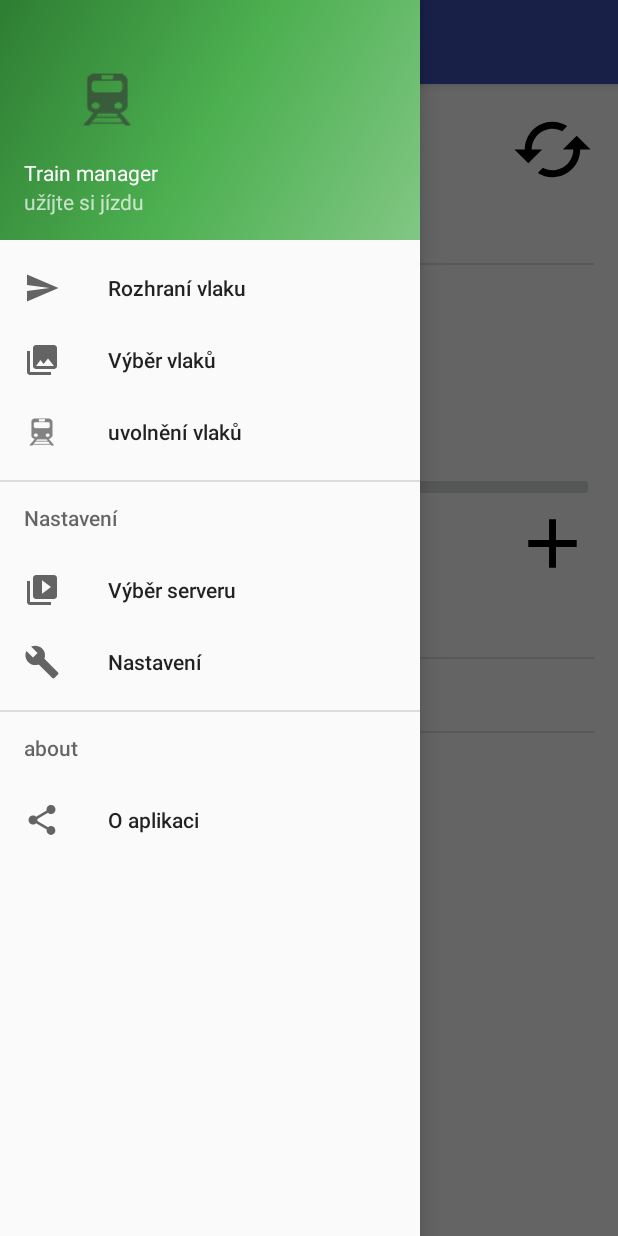
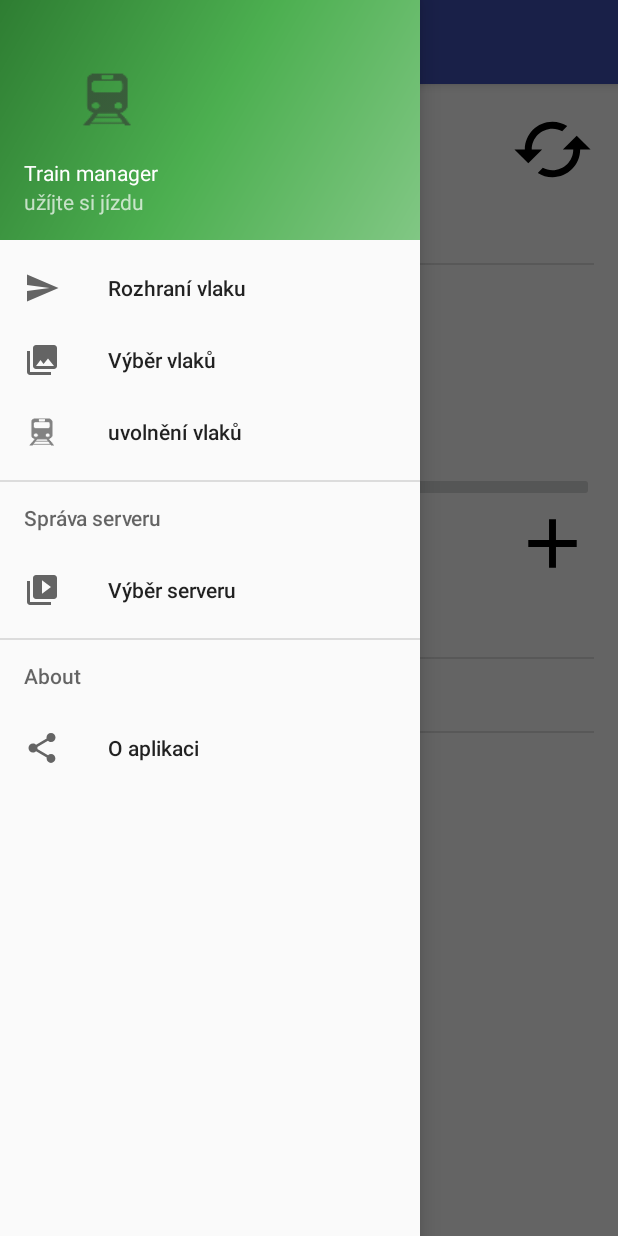
Before and after one commit to kmzbrnoI/hJOPandroidDriver, an Android app: the screen it shows after launch (MainActivity), with the side drawer open, on a phone screen of 412 x 824 dp. Run offline under Robolectric (Android 15) with nearby library versions, the phone set to English and light mode, and no system bars; our stand-ins replace EventBus.

Commit message:
remove settings and change String "uvolnit"

```diff
--- a/app/src/main/java/cz/mendelu/xmarik/train_manager/About.java
+++ b/app/src/main/java/cz/mendelu/xmarik/train_manager/About.java
@@ -67,9 +67,6 @@ public class About extends AppCompatActivity
         } else if (id == R.id.nav_about) {
             DrawerLayout drawer = (DrawerLayout) findViewById(R.id.drawer_layout);
             drawer.closeDrawer(GravityCompat.START);
-        } else if (id == R.id.nav_settings) {
-            Intent intent = new Intent(this, Settings.class);
-            startActivity(intent);
         } else if (id == R.id.nav_train_manage) {
             if(ServerList.getInstance().getActiveServer() == null) {
                 Toast.makeText(getApplicationContext(),
--- a/app/src/main/java/cz/mendelu/xmarik/train_manager/MainActivity.java
+++ b/app/src/main/java/cz/mendelu/xmarik/train_manager/MainActivity.java
@@ -334,9 +334,6 @@ public class MainActivity extends AppCompatActivity
         } else if (id == R.id.nav_about) {
             Intent intent = new Intent(this, About.class);
             startActivity(intent);
-        } else if (id == R.id.nav_settings) {
-            Intent intent = new Intent(this, Settings.class);
-            startActivity(intent);
         } else if (id == R.id.nav_train_manage) {
             if(ServerList.getInstance().getActiveServer() == null) {
                 Toast.makeText(getApplicationContext(),
--- a/app/src/main/java/cz/mendelu/xmarik/train_manager/Servers.java
+++ b/app/src/main/java/cz/mendelu/xmarik/train_manager/Servers.java
@@ -267,10 +267,6 @@ public class Servers extends AppCompatActivity
             Intent intent = new Intent(this, About.class);
             startActivity(intent);
 
-        } else if (id == R.id.nav_settings) {
-            Intent intent = new Intent(this, Settings.class);
-            startActivity(intent);
-
         } else if (id == R.id.nav_train_manage) {
             Intent intent = new Intent(this, TrainHandler.class);
             startActivity(intent);
--- a/app/src/main/java/cz/mendelu/xmarik/train_manager/Settings.java
+++ b/app/src/main/java/cz/mendelu/xmarik/train_manager/Settings.java
@@ -175,10 +175,6 @@ public class Settings extends AppCompatActivity
             Intent intent = new Intent(this, About.class);
             startActivity(intent);
 
-        } else if (id == R.id.nav_settings) {
-            Intent intent = new Intent(this, Settings.class);
-            startActivity(intent);
-
         } else if (id == R.id.nav_train_manage) {
             if(ServerList.getInstance().getActiveServer() == null) {
                 Toast.makeText(getApplicationContext(),
--- a/app/src/main/java/cz/mendelu/xmarik/train_manager/TrainHandler.java
+++ b/app/src/main/java/cz/mendelu/xmarik/train_manager/TrainHandler.java
@@ -748,10 +748,6 @@ public class TrainHandler extends AppCompatActivity
             Intent intent = new Intent(this, About.class);
             startActivity(intent);
 
-        } else if (id == R.id.nav_settings) {
-            Intent intent = new Intent(this, Settings.class);
-            startActivity(intent);
-
         } else if (id == R.id.nav_train_manage) {
             DrawerLayout drawer = (DrawerLayout) findViewById(R.id.drawer_layout);
             drawer.closeDrawer(GravityCompat.START);
--- a/app/src/main/java/cz/mendelu/xmarik/train_manager/Trains_box.java
+++ b/app/src/main/java/cz/mendelu/xmarik/train_manager/Trains_box.java
@@ -207,7 +207,7 @@ public class Trains_box extends AppCompatActivity
                                     ContextMenu.ContextMenuInfo menuInfo) {
         if (v.getId() == R.id.farServers) {
             AdapterView.AdapterContextMenuInfo info = (AdapterView.AdapterContextMenuInfo) menuInfo;
-            String[] menuItems = {"info", "přejít k řízení", "uvolnit"};
+            String[] menuItems = {"info", "přejít k řízení", "Uvolnit"};
             for (int i = 0; i < menuItems.length; i++) {
                 menu.add(Menu.NONE, i, i, menuItems[i]);
             }
@@ -301,10 +301,6 @@ public class Trains_box extends AppCompatActivity
             Intent intent = new Intent(this, About.class);
             startActivity(intent);
 
-        } else if (id == R.id.nav_settings) {
-            Intent intent = new Intent(this, Settings.class);
-            startActivity(intent);
-
         } else if (id == R.id.nav_train_manage) {
             Intent intent = new Intent(this, TrainHandler.class);
             startActivity(intent);
--- a/app/src/main/res/layout/content_ack_trains.xml
+++ b/app/src/main/res/layout/content_ack_trains.xml
@@ -27,7 +27,7 @@
             android:longClickable="true" />
 
         <Button
-            android:text="uvolnit"
+            android:text="@string/uvolnit"
             android:layout_width="match_parent"
             android:layout_height="wrap_content"
             android:id="@+id/trainBoxButton"
--- a/app/src/main/res/menu/activity_main_drawer.xml
+++ b/app/src/main/res/menu/activity_main_drawer.xml
@@ -15,20 +15,16 @@
             android:icon="@drawable/ic_train_black"
             android:title="uvolnění vlaků" />
 
-        <item android:title="Nastavení">
+        <item android:title="Správa serveru">
             <menu>
                 <item
                     android:id="@+id/nav_server"
                     android:icon="@drawable/ic_menu_slideshow"
                     android:title="Výběr serveru" />
-                <item
-                    android:id="@+id/nav_settings"
-                    android:icon="@drawable/ic_menu_manage"
-                    android:title="Nastavení" />
             </menu>
         </item>
     </group>
-    <item android:title="about">
+    <item android:title="About">
         <menu>
             <item
                 android:id="@+id/nav_about"
--- a/app/src/main/res/values/strings.xml
+++ b/app/src/main/res/values/strings.xml
@@ -29,4 +29,5 @@
     <string name="lokoUvolneno">loko uvolneno</string>
     <string name="dirBac">vzad</string>
     <string name="opakovat">opakovat</string>
+    <string name="uvolnit">Uvolnit</string>
 </resources>
```
Also changed, not shown: app/src/main/java/cz/mendelu/xmarik/train_manager/AckTrains.java (+3 -7 lines).
